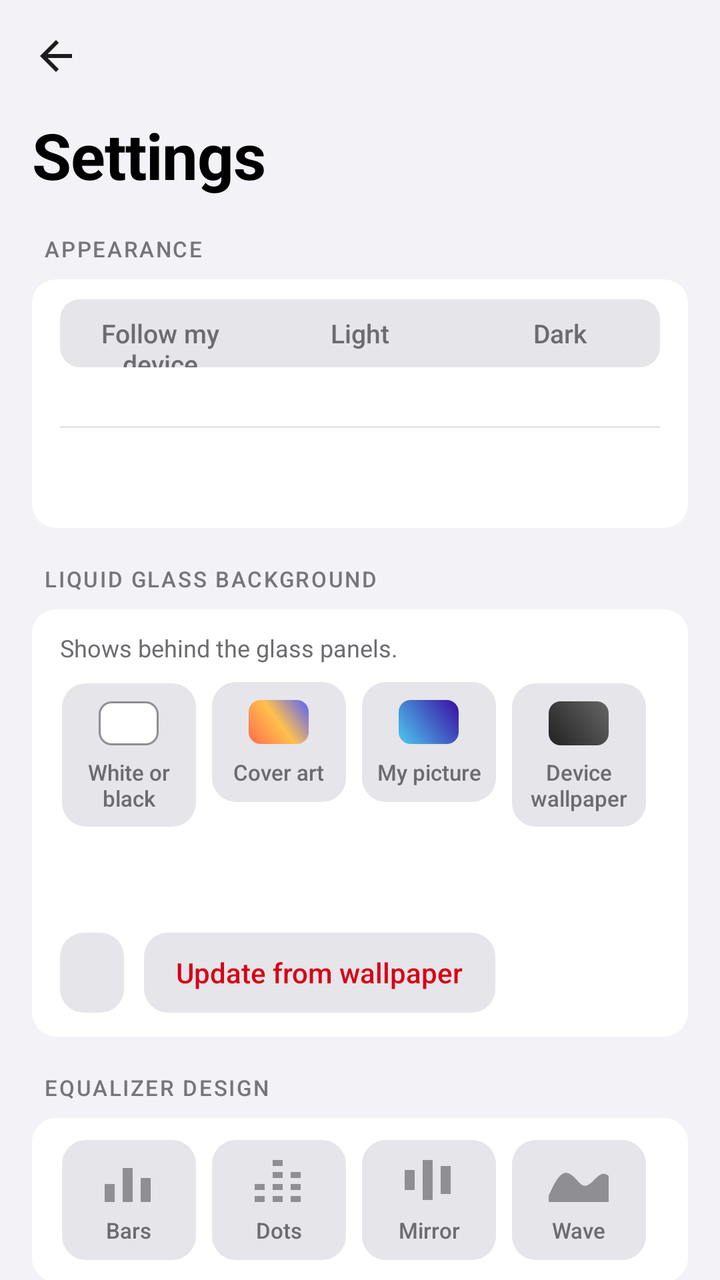
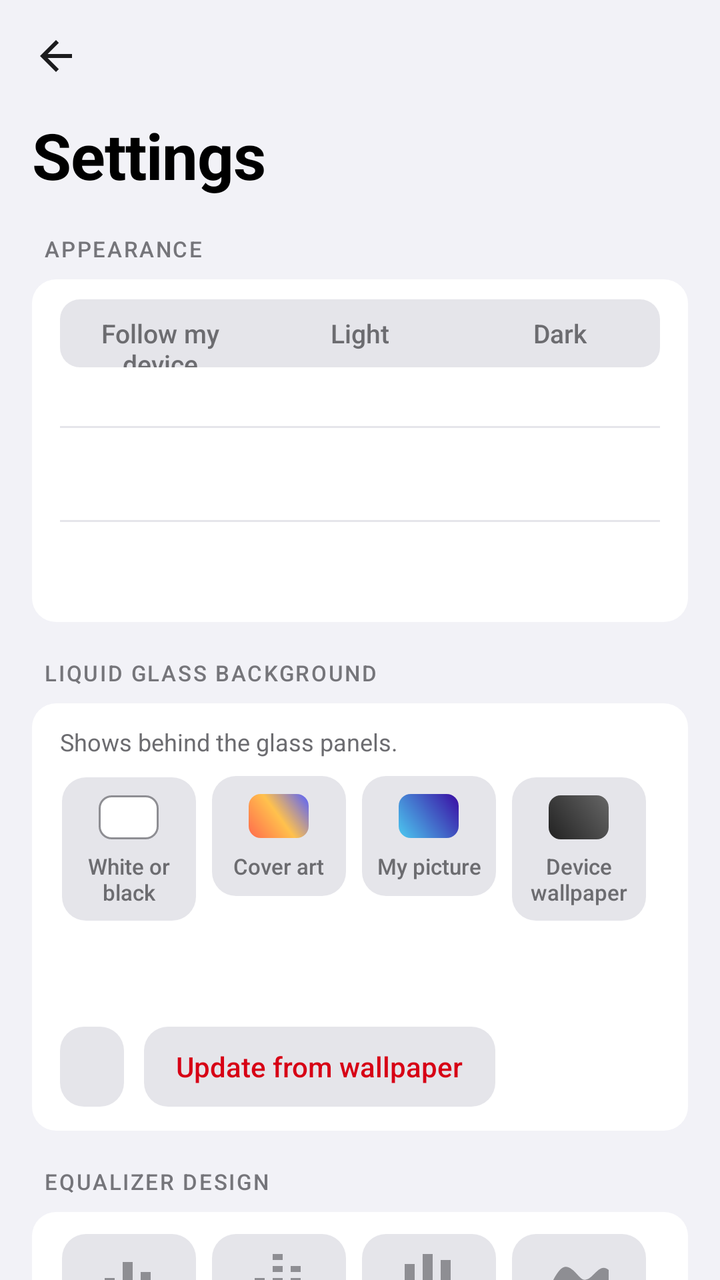

Screens rendered from an Android XML layout before and after an edit, with the pre-edit source and the edit as a unified diff.
<!-- AndroidManifest.xml: application theme AppTheme -->
<!-- res/layout/activity_settings.xml -->
<?xml version="1.0" encoding="utf-8"?>
<LinearLayout xmlns:android="http://schemas.android.com/apk/res/android"
    xmlns:tools="http://schemas.android.com/tools"
    tools:ignore="Overdraw"
    android:layout_width="match_parent"
    android:layout_height="match_parent"
    android:background="@color/grouped_bg"
    android:orientation="vertical"
    android:tag="glass:clear">

    <LinearLayout
        style="@style/TopBar"
        android:paddingStart="4dp"
        android:paddingEnd="4dp">

        <ImageButton
            android:id="@+id/btn_back"
            style="@style/IconButton"
            android:contentDescription="@string/cd_back"
            android:src="@drawable/ic_arrow_back" />
    </LinearLayout>

    <TextView
        style="@style/LargeTitle"
        android:layout_marginStart="@dimen/gutter"
        android:layout_marginBottom="4dp"
        android:text="@string/settings_title" />

    <ScrollView
        android:id="@+id/settings_scroll"
        android:layout_width="match_parent"
        android:layout_height="0dp"
        android:layout_weight="1"
        android:scrollbars="none">

        <LinearLayout
            android:layout_width="match_parent"
            android:layout_height="wrap_content"
            android:orientation="vertical"
            android:paddingStart="@dimen/gutter"
            android:paddingTop="8dp"
            android:paddingEnd="@dimen/gutter"
            android:paddingBottom="32dp">

            <TextView
                style="@style/SectionLabel"
                android:text="@string/set_appearance" />

            <LinearLayout
                style="@style/SettingsCard"
                android:tag="glass:card">

                <RadioGroup
                    android:id="@+id/theme_group"
                    android:layout_width="match_parent"
                    android:layout_height="wrap_content"
                    android:layout_marginTop="6dp"
                    android:background="@drawable/bg_segment_track"
                    android:orientation="horizontal">

                    <RadioButton
                        android:id="@+id/theme_system"
                        style="@style/SegmentRadio"
                        android:text="@string/theme_system" />

                    <RadioButton
                        android:id="@+id/theme_light"
                        style="@style/SegmentRadio"
                        android:text="@string/theme_light" />

                    <RadioButton
                        android:id="@+id/theme_dark"
                        style="@style/SegmentRadio"
                        android:text="@string/theme_dark" />
                </RadioGroup>

                <TextView
                    android:id="@+id/theme_system_now"
                    style="@style/SettingSub"
                    android:paddingStart="4dp"
                    android:paddingTop="6dp"
                    android:paddingBottom="6dp" />

                <View
                    android:layout_width="match_parent"
                    android:layout_height="1dp"
                    android:background="@color/divider" />

                <include
                    android:id="@+id/row_glass"
                    layout="@layout/row_setting" />
            </LinearLayout>

            <TextView
                style="@style/SectionLabel"
                android:text="@string/set_background" />

            <LinearLayout
                style="@style/SettingsCard"
                android:tag="glass:card">

                <TextView
                    style="@style/SettingSub"
                    android:paddingTop="6dp"
                    android:paddingBottom="8dp"
                    android:text="@string/set_bg_note" />

                <RadioGroup
                    android:id="@+id/bg_group"
                    android:layout_width="match_parent"
                    android:layout_height="wrap_content"
                    android:orientation="horizontal">

                    <RadioButton
                        android:id="@+id/bg_plain"
                        style="@style/TileRadio"
                        android:drawableTop="@drawable/sw_plain"
                        android:text="@string/set_bg_plain" />
                    <RadioButton
                        android:id="@+id/bg_cover"
                        style="@style/TileRadio"
                        android:drawableTop="@drawable/sw_cover"
                        android:text="@string/set_bg_cover" />
                    <RadioButton
                        android:id="@+id/bg_picture"
                        style="@style/TileRadio"
                        android:drawableTop="@drawable/sw_picture"
                        android:text="@string/set_bg_picture" />
                    <RadioButton
                        android:id="@+id/bg_wallpaper"
                        style="@style/TileRadio"
                        android:drawableTop="@drawable/sw_wallpaper"
                        android:text="@string/set_bg_wallpaper" />
                </RadioGroup>

                <TextView
                    android:id="@+id/bg_picture_sub"
                    style="@style/SettingSub"
                    android:paddingTop="8dp" />

                <TextView
                    android:id="@+id/bg_wallpaper_sub"
                    style="@style/SettingSub"
                    android:paddingTop="2dp" />

                <LinearLayout
                    android:layout_width="match_parent"
                    android:layout_height="wrap_content"
                    android:orientation="horizontal"
                    android:paddingTop="8dp"
                    android:paddingBottom="8dp">

                    <TextView
                        android:id="@+id/bg_pick"
                        style="@style/PillSmall"
                        android:clickable="true"
                        android:focusable="true" />

                    <TextView
                        android:id="@+id/bg_wallpaper_update"
                        style="@style/PillSmall"
                        android:layout_marginStart="10dp"
                        android:clickable="true"
                        android:focusable="true"
                        android:text="@string/set_bg_update" />
                </LinearLayout>
            </LinearLayout>

            <TextView
                style="@style/SectionLabel"
                android:text="@string/set_bar_style" />

            <LinearLayout
                style="@style/SettingsCard"
                android:tag="glass:card">

                <RadioGroup
                    android:id="@+id/bar_style_group"
                    android:layout_width="match_parent"
                    android:layout_height="wrap_content"
                    android:layout_marginTop="6dp"
                    android:layout_marginBottom="6dp"
                    android:orientation="horizontal">

                    <RadioButton
                        android:id="@+id/bar_style_bars"
                        style="@style/TileRadio"
                        android:drawableTop="@drawable/ic_style_bars"
                        android:text="@string/bar_style_bars" />
                    <RadioButton
                        android:id="@+id/bar_style_dots"
                        style="@style/TileRadio"
                        android:drawableTop="@drawable/ic_style_dots"
                        android:text="@string/bar_style_dots" />
                    <RadioButton
                        android:id="@+id/bar_style_mirror"
                        style="@style/TileRadio"
                        android:drawableTop="@drawable/ic_style_mirror"
                        android:text="@string/bar_style_mirror" />
                    <RadioButton
                        android:id="@+id/bar_style_wave"
                        style="@style/TileRadio"
                        android:drawableTop="@drawable/ic_style_wave"
                        android:text="@string/bar_style_wave" />
                </RadioGroup>
            </LinearLayout>

            <TextView
                style="@style/SectionLabel"
                android:text="@string/set_playing" />

            <LinearLayout
                style="@style/SettingsCard"
                android:tag="glass:card">

                <include
                    android:id="@+id/row_vibrate"
                    layout="@layout/row_setting" />

                <View
                    android:layout_width="match_parent"
                    android:layout_height="1dp"
                    android:background="@color/divider" />

                <include
                    android:id="@+id/row_vibrate_playing"
                    layout="@layout/row_setting" />

                <View
                    android:layout_width="match_parent"
                    android:layout_height="1dp"
                    android:background="@color/divider" />

                <include
                    android:id="@+id/row_cover_tap"
                    layout="@layout/row_setting" />
            </LinearLayout>

            <TextView
                style="@style/SectionLabel"
                android:text="@string/set_library" />

            <LinearLayout
                style="@style/SettingsCard"
                android:tag="glass:card">

                <include
                    android:id="@+id/row_show_all"
                    layout="@layout/row_setting" />

                <View
                    android:layout_width="match_parent"
                    android:layout_height="1dp"
                    android:background="@color/divider" />

                <include
                    android:id="@+id/row_scan"
                    layout="@layout/row_setting" />
            </LinearLayout>

            <TextView
                style="@style/SectionLabel"
                android:text="@string/set_updates" />

            <LinearLayout
                style="@style/SettingsCard"
                android:tag="glass:card">

                <include
                    android:id="@+id/row_version"
                    layout="@layout/row_setting" />

                <TextView
                    android:id="@+id/upd_notes_title"
                    style="@style/SectionLabel"
                    android:layout_marginTop="8dp"
                    android:text="@string/upd_notes"
                    android:visibility="gone" />

                <TextView
                    android:id="@+id/upd_notes"
                    android:layout_width="match_parent"
                    android:layout_height="wrap_content"
                    android:layout_marginTop="4dp"
                    android:ellipsize="end"
                    android:maxLines="10"
                    android:textColor="@color/text_secondary"
                    android:textSize="14sp"
                    android:visibility="gone" />

                <ProgressBar
                    android:id="@+id/upd_progress"
                    style="?android:attr/progressBarStyleHorizontal"
                    android:layout_width="match_parent"
                    android:layout_height="6dp"
                    android:layout_marginTop="14dp"
                    android:max="100"
                    android:progressDrawable="@drawable/seek_progress"
                    android:visibility="gone" />

                <TextView
                    android:id="@+id/upd_hint"
                    android:layout_width="match_parent"
                    android:layout_height="wrap_content"
                    android:layout_marginTop="10dp"
                    android:textColor="@color/text_secondary"
                    android:textSize="14sp"
                    android:visibility="gone" />

                <LinearLayout
                    android:layout_width="match_parent"
                    android:layout_height="wrap_content"
                    android:layout_marginTop="14dp"
                    android:layout_marginBottom="6dp"
                    android:orientation="horizontal">

                    <TextView
                        android:id="@+id/upd_action"
                        style="@style/PillAccent"
                        android:clickable="true"
                        android:focusable="true" />

                    <TextView
                        android:id="@+id/upd_secondary"
                        style="@style/PillOutline"
                        android:layout_marginStart="10dp"
                        android:clickable="true"
                        android:focusable="true"
                        android:visibility="gone" />
                </LinearLayout>

                <View
                    android:layout_width="match_parent"
                    android:layout_height="1dp"
                    android:background="@color/divider" />

                <include
                    android:id="@+id/row_auto"
                    layout="@layout/row_setting" />
            </LinearLayout>

            <TextView
                style="@style/SectionLabel"
                android:text="@string/set_about" />

            <LinearLayout
                style="@style/SettingsCard"
                android:tag="glass:card">

                <TextView
                    android:id="@+id/about_text"
                    style="@style/SettingSub"
                    android:layout_marginTop="12dp"
                    android:lineSpacingMultiplier="1.1"
                    android:textSize="14sp" />

                <TextView
                    android:id="@+id/about_source"
                    style="@style/BannerAction"
                    android:layout_marginStart="-14dp"
                    android:layout_marginBottom="4dp"
                    android:text="@string/set_source"
                    android:textAllCaps="false" />
            </LinearLayout>
        </LinearLayout>
    </ScrollView>
</LinearLayout>
<!-- res/layout/row_setting.xml (included above) -->
<?xml version="1.0" encoding="utf-8"?>
<LinearLayout xmlns:android="http://schemas.android.com/apk/res/android"
    xmlns:tools="http://schemas.android.com/tools"
    android:layout_width="match_parent"
    android:layout_height="wrap_content"
    android:background="?android:attr/selectableItemBackground"
    android:gravity="center_vertical"
    android:minHeight="46dp"
    android:orientation="horizontal"
    tools:ignore="Overdraw">

    <ImageView
        android:id="@+id/set_icon"
        android:layout_width="24dp"
        android:layout_height="24dp"
        android:layout_marginEnd="12dp"
        android:background="@drawable/bg_set_icon"
        android:importantForAccessibility="no"
        android:padding="5dp"
        android:scaleType="fitCenter"
        android:tint="#FFFFFF"
        android:visibility="gone" />

    <LinearLayout
        android:layout_width="0dp"
        android:layout_height="wrap_content"
        android:layout_weight="1"
        android:orientation="vertical"
        android:paddingTop="6dp"
        android:paddingBottom="6dp">

        <TextView
            android:id="@+id/set_title"
            style="@style/SettingTitle" />

        <TextView
            android:id="@+id/set_sub"
            style="@style/SettingSub"
            android:visibility="gone" />
    </LinearLayout>

    <Switch
        android:id="@+id/set_switch"
        android:layout_width="wrap_content"
        android:layout_height="wrap_content"
        android:layout_marginStart="12dp"
        android:importantForAccessibility="no"
        android:thumbTint="#FFFFFFFF"
        android:trackTint="@color/switch_track"
        android:trackTintMode="src_in"
        android:visibility="gone" />
</LinearLayout>
<!-- resources referenced by this layout -->
<resources>
  <color name="divider">#38383A</color>
  <color name="grouped_bg">#000000</color>
  <color name="text_secondary">#A1A1A6</color>
  <dimen name="gutter">16dp</dimen>
  <!-- drawable bg_segment_track (drawable) -->
  <?xml version="1.0" encoding="utf-8"?>
  <shape xmlns:android="http://schemas.android.com/apk/res/android" android:shape="rectangle">
      <solid android:color="@color/divider" />
      <corners android:radius="10dp" />
  </shape>
  <!-- drawable bg_set_icon (drawable) -->
  <?xml version="1.0" encoding="utf-8"?>
  <shape xmlns:android="http://schemas.android.com/apk/res/android" android:shape="rectangle">
      <corners android:radius="7dp" />
      <solid android:color="#8E8E93" />
  </shape>
  <string name="bar_style_bars">Bars</string>
  <string name="bar_style_dots">Dots</string>
  <string name="bar_style_mirror">Mirror</string>
  <string name="bar_style_wave">Wave</string>
  <string name="cd_back">Back</string>
  <string name="set_about">About</string>
  <string name="set_appearance">Appearance</string>
  <string name="set_background">Liquid glass background</string>
  <string name="set_bar_style">Equalizer design</string>
  <string name="set_bg_cover">Cover art</string>
  <string name="set_bg_note">Shows behind the glass panels.</string>
  <string name="set_bg_picture">My picture</string>
  <string name="set_bg_plain">White or black</string>
  <string name="set_bg_update">Update from wallpaper</string>
  <string name="set_bg_wallpaper">Device wallpaper</string>
  <string name="set_library">Library</string>
  <string name="set_playing">Playing</string>
  <string name="set_source">Source code and releases on GitHub</string>
  <string name="set_updates">Updates</string>
  <string name="settings_title">Settings</string>
  <string name="theme_dark">Dark</string>
  <string name="theme_light">Light</string>
  <string name="theme_system">Follow my device</string>
  <string name="upd_notes">What\'s new</string>
  <style name="PillAccent" parent="Pill">
          <item name="android:background">@drawable/bg_pill_accent</item>
          <item name="android:textColor">@color/on_accent</item>
          <item name="android:drawableTint">@color/on_accent</item>
      </style>
  <style name="PillOutline" parent="Pill">
          <item name="android:background">@drawable/bg_pill_outline</item>
          <item name="android:textColor">@color/text_primary</item>
          <item name="android:drawableTint">@color/text_primary</item>
      </style>
  <style name="SettingTitle">
          <item name="android:layout_width">match_parent</item>
          <item name="android:layout_height">wrap_content</item>
          <item name="android:textColor">@color/text_primary</item>
          <item name="android:textSize">15sp</item>
      </style>
  <color name="eq_track">#3A3A3C</color>
  <color name="icon_dim">#8E8E93</color>
  <color name="accent_text">#FF453A</color>
  <dimen name="icon_btn">48dp</dimen>
  <color name="icon">#FFFFFF</color>
  <color name="text_primary">#FFFFFF</color>
  <dimen name="text_large_title">32sp</dimen>
  <color name="on_accent">#FFFFFF</color>
  <color name="text_tertiary">#8E8E93</color>
  <!-- drawable bg_card (drawable) -->
  <?xml version="1.0" encoding="utf-8"?>
  <shape xmlns:android="http://schemas.android.com/apk/res/android"
      android:shape="rectangle">
      <solid android:color="@color/grouped_card" />
      <corners android:radius="12dp" />
  </shape>
  <dimen name="topbar_height">56dp</dimen>
  <color name="surface">#1C1C1E</color>
  <color name="bg">#000000</color>
  <color name="ripple">#33FFFFFF</color>
  <style name="AppPopup" parent="android:Widget.Material.PopupMenu">
          <item name="android:popupBackground">@color/surface_raised</item>
      </style>
  <dimen name="pill_height">44dp</dimen>
  <color name="accent">#E5202B</color>
  <color name="outline">#48484A</color>
  <color name="surface_raised">#2C2C2E</color>
  <color name="grouped_card">#1C1C1E</color>
  <!-- unchanged entries left out for length: 31 -->
</resources>

<!-- the commit's change to res/layout/activity_settings.xml (unified diff, before → after) -->
@@ -88,6 +88,15 @@
 
                 <include
                     android:id="@+id/row_glass"
+                    layout="@layout/row_setting" />
+
+                <View
+                    android:layout_width="match_parent"
+                    android:layout_height="1dp"
+                    android:background="@color/divider" />
+
+                <include
+                    android:id="@+id/row_ambient"
                     layout="@layout/row_setting" />
             </LinearLayout>
 
